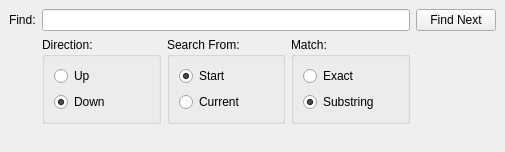
Before: the Qt Designer form src/ui/wordsfind.ui in Deledrius/agistudio, drawn with Qt 5.
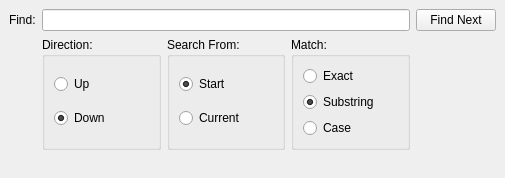
After: the same form once the commit is applied. Icons and pictures are not drawn.

Commit message: Replace another code-based UI Find dialog.

The edit to the form file:
```diff
--- a/src/ui/wordsfind.ui
+++ b/src/ui/wordsfind.ui
@@ -145,6 +145,16 @@
              </attribute>
             </widget>
            </item>
+           <item>
+            <widget class="QRadioButton" name="radioButtonMatchCase">
+             <property name="text">
+              <string>Case</string>
+             </property>
+             <attribute name="buttonGroup">
+              <string notr="true">buttonGroupMatch</string>
+             </attribute>
+            </widget>
+           </item>
           </layout>
          </widget>
         </item>
```
The commit also changes 3 other files.
